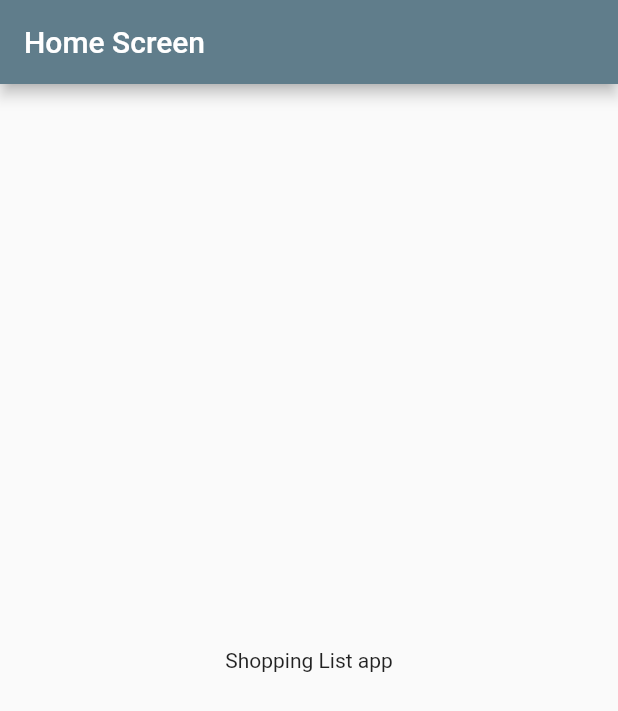
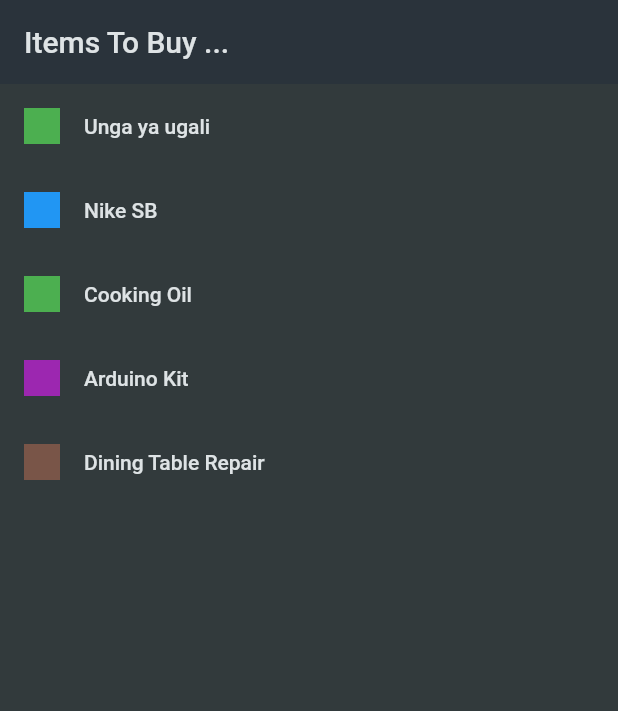
Before and after one commit to notrayo/shopping-list, a Flutter app: the screen it shows after launch, on a phone screen of 412 x 824 dp. Shown: the top 711 px of the screen. Run offline on Flutter 3.47's test engine with Material 2 defaults, Android fonts, the phone set to English and light mode, and no system bars.

Commit message:
added data and created a simple listview

```diff
--- /dev/null
+++ b/lib/data/dummy_data.dart
@@ -0,0 +1,27 @@
+import '../models/cat_model.dart';
+
+import '../models/data_model.dart';
+import './categories.dart';
+
+final dummyData = [
+  DummyDataItem(
+      category: categories[Categories.food]!,
+      name: 'Unga ya ugali',
+      date: DateTime.now()),
+  DummyDataItem(
+      category: categories[Categories.clothes]!,
+      name: 'Nike SB',
+      date: DateTime(2023, 7, 12)),
+  DummyDataItem(
+      category: categories[Categories.food]!,
+      name: 'Cooking Oil',
+      date: DateTime.now()),
+  DummyDataItem(
+      category: categories[Categories.techApparatus]!,
+      name: 'Arduino Kit',
+      date: DateTime.now()),
+  DummyDataItem(
+      category: categories[Categories.furniture]!,
+      name: 'Dining Table Repair',
+      date: DateTime.now()),
+];
--- a/lib/main.dart
+++ b/lib/main.dart
@@ -13,8 +13,14 @@ class MyApp extends StatelessWidget {
   Widget build(BuildContext context) {
     return MaterialApp(
         title: 'Shopping List App',
-        theme: ThemeData(
-          primarySwatch: Colors.blueGrey,
+        theme: ThemeData.dark().copyWith(
+          useMaterial3: true,
+          colorScheme: ColorScheme.fromSeed(
+            seedColor: const Color.fromARGB(255, 147, 229, 250),
+            brightness: Brightness.dark,
+            surface: const Color.fromARGB(255, 42, 51, 59),
+          ),
+          scaffoldBackgroundColor: const Color.fromARGB(255, 50, 58, 60),
         ),
         initialRoute: '/home',
         routes: {'/home': (context) => const HomeScreen()}
--- a/lib/screens/home.dart
+++ b/lib/screens/home.dart
@@ -1,4 +1,5 @@
 import 'package:flutter/material.dart';
+import '../data/dummy_data.dart';
 
 class HomeScreen extends StatelessWidget {
   const HomeScreen({super.key});
@@ -6,12 +7,18 @@ class HomeScreen extends StatelessWidget {
   @override
   Widget build(BuildContext context) {
     return Scaffold(
-      appBar: AppBar(
-        title: const Text('Home Screen'),
-      ),
-      body: const Center(
-        child: Text('Shopping List app'),
-      ),
-    );
+        appBar: AppBar(
+          title: const Text('Items To Buy ...'),
+        ),
+        body: ListView.builder(
+            itemCount: dummyData.length,
+            itemBuilder: ((context, index) => ListTile(
+                  title: Text(dummyData[index].name),
+                  leading: Container(
+                    width: 24,
+                    height: 24,
+                    color: dummyData[index].category.color,
+                  ),
+                ))));
   }
 }
--- a/pubspec.yaml
+++ b/pubspec.yaml
@@ -36,6 +36,7 @@ dependencies:
   # The following adds the Cupertino Icons font to your application.
   # Use with the CupertinoIcons class for iOS style icons.
   cupertino_icons: ^1.0.2
+  uuid: ^3.0.7
   # flutter_launcher_icons: ^0.12.0
 
 dev_dependencies:
```
Also changed, not shown: lib/data/categories.dart (added, +10 -0 lines), lib/models/cat_model.dart (added, +10 -0 lines), lib/models/data_model.dart (added, +17 -0 lines), pubspec.lock.
